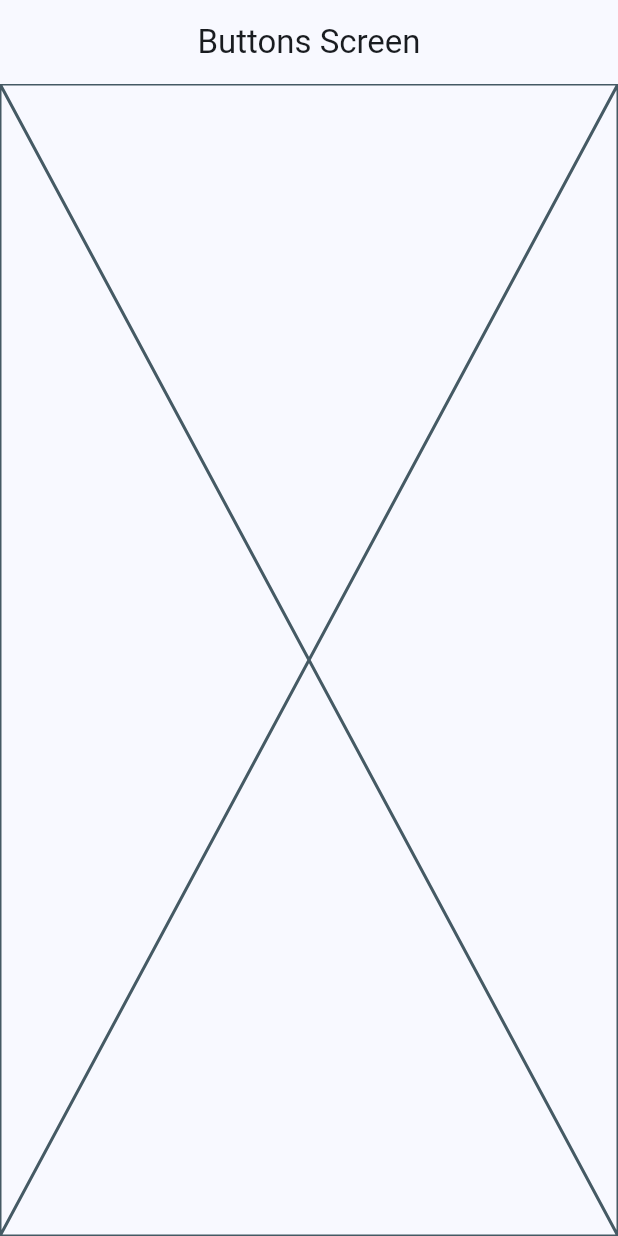
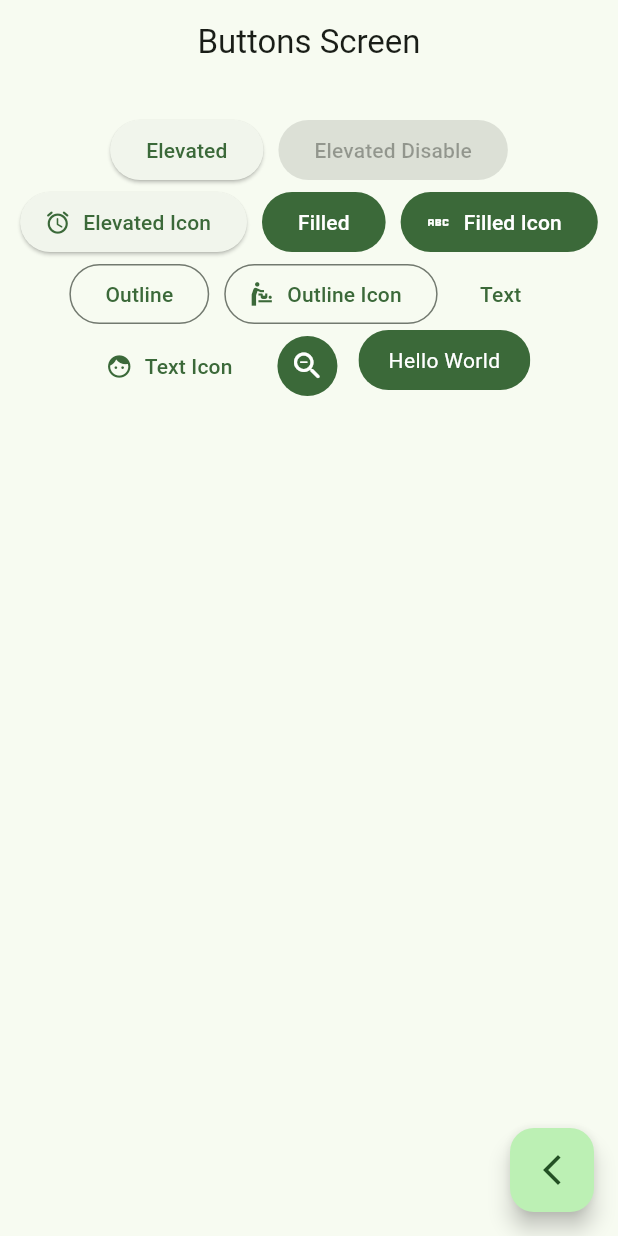
Before and after one commit to JhustynC/widgets_app, a Flutter app: the ButtonsScreen screen opened by its route, on a phone screen of 412 x 824 dp. Run offline on Flutter 3.47's test engine with Material 2 defaults, Android fonts, the phone set to English and light mode, and no system bars; our stand-ins replace go_router.

Commit message:
Buttons Screen finish

```diff
--- a/lib/main.dart
+++ b/lib/main.dart
@@ -14,7 +14,7 @@ class MainApp extends StatelessWidget {
     return MaterialApp.router(
       routerConfig: appRouter,
       debugShowCheckedModeBanner: false,
-      theme: AppTheme(selectedColor: 0).getTheme(),
+      theme: AppTheme(selectedColor: 3).getTheme(),
     );
   }
 }
--- a/lib/presentation/screens/buttons/buttons_screen.dart
+++ b/lib/presentation/screens/buttons/buttons_screen.dart
@@ -1,4 +1,5 @@
 import 'package:flutter/material.dart';
+import 'package:go_router/go_router.dart';
 
 class ButtonsScreen extends StatelessWidget {
   static const String name = 'buttons_screen';
@@ -10,7 +11,101 @@ class ButtonsScreen extends StatelessWidget {
       appBar: AppBar(
         title: const Text('Buttons Screen'),
       ),
-      body: const Placeholder(),
+      body: const _ButtonsView(),
+      floatingActionButton: FloatingActionButton(
+        onPressed: () {
+          context.pop();
+        },
+        child: const Icon(Icons.arrow_back_ios_new_outlined),
+      ),
     );
   }
 }
+
+class _ButtonsView extends StatelessWidget {
+  const _ButtonsView();
+
+  @override
+  Widget build(BuildContext context) {
+    final colors = Theme.of(context).colorScheme;
+
+    return SizedBox(
+      width: double.infinity,
+      child: Padding(
+        padding: const EdgeInsets.symmetric(horizontal: 10, vertical: 20),
+        child: Wrap(
+          alignment: WrapAlignment.center,
+          spacing: 10,
+          children: [
+            ElevatedButton(onPressed: () {}, child: const Text('Elevated')),
+            const ElevatedButton(
+                onPressed: null, child: Text('Elevated Disable')),
+            ElevatedButton.icon(
+              onPressed: () {},
+              icon: const Icon(Icons.access_alarm_rounded),
+              label: const Text('Elevated Icon'),
+            ),
+            FilledButton(onPressed: () {}, child: const Text('Filled')),
+            FilledButton.icon(
+              onPressed: () {},
+              icon: const Icon(Icons.abc_outlined),
+              label: const Text('Filled Icon'),
+            ),
+            OutlinedButton(
+              onPressed: () {},
+              child: const Text('Outline'),
+            ),
+            OutlinedButton.icon(
+              onPressed: () {},
+              icon: const Icon(Icons.baby_changing_station),
+              label: const Text('Outline Icon'),
+            ),
+            TextButton(
+              onPressed: () {},
+              child: const Text('Text'),
+            ),
+            TextButton.icon(
+              onPressed: () {},
+              icon: const Icon(Icons.face),
+              label: const Text('Text Icon'),
+            ),
+            IconButton(
+              onPressed: () {},
+              icon: const Icon(Icons.zoom_out_rounded),
+              style: ButtonStyle(
+                  backgroundColor: MaterialStatePropertyAll(colors.primary),
+                  iconColor: const MaterialStatePropertyAll(Colors.white)),
+            ),
+            const CustomButton(),
+          ],
+        ),
+      ),
+    );
+  }
+}
+
+class CustomButton extends StatelessWidget {
+  const CustomButton({super.key});
+
+  @override
+  Widget build(BuildContext context) {
+    final colors = Theme.of(context).colorScheme;
+
+    return ClipRRect(
+      borderRadius: BorderRadius.circular(20),
+      child: Material(
+        color: colors.primary,
+        child: InkWell(
+          onTap: () {},
+          child: const Padding(
+            padding: EdgeInsets.symmetric(vertical: 10, horizontal: 20),
+            child: Text(
+              'Hello World',
+              style: TextStyle(color: Colors.white),
+            ),
+          ),
+        ),
+      ),
+    );
+  }
+}
--- a/lib/presentation/screens/screens.dart
+++ b/lib/presentation/screens/screens.dart
@@ -1,3 +1,5 @@
+//Archivo de barril para las pantallas
+
 export 'package:widgets_app/presentation/screens/buttons/buttons_screen.dart';
 export 'package:widgets_app/presentation/screens/cards/cards_screen.dart';
 export 'package:widgets_app/presentation/screens/home/home_screen.dart';
```
